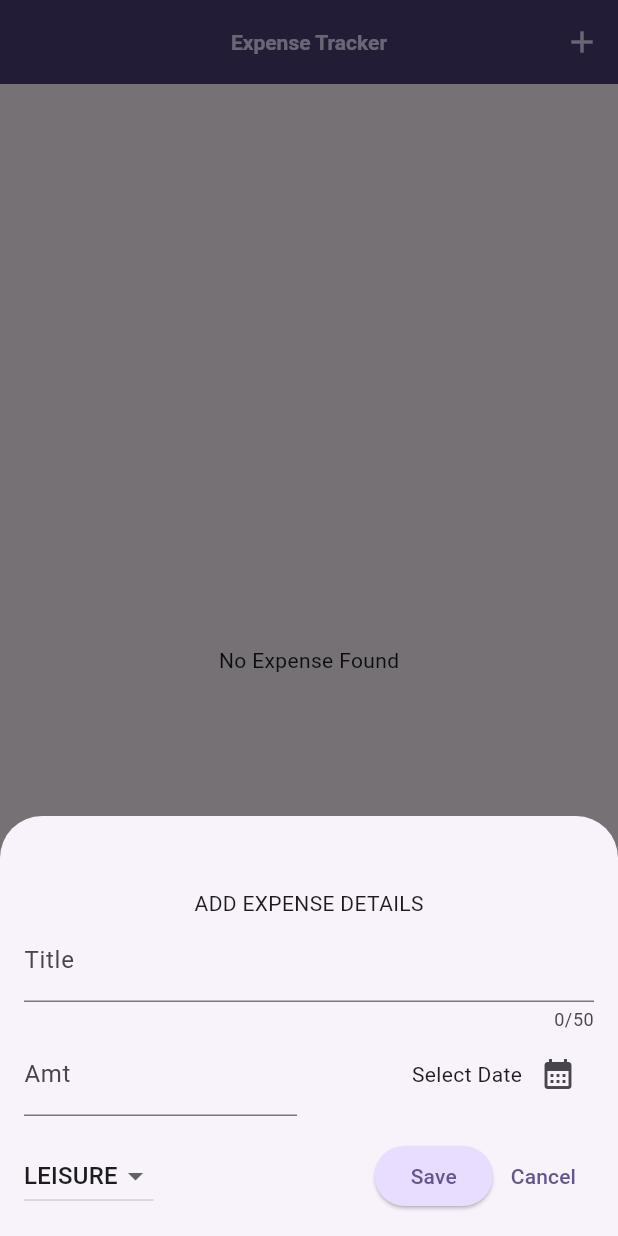
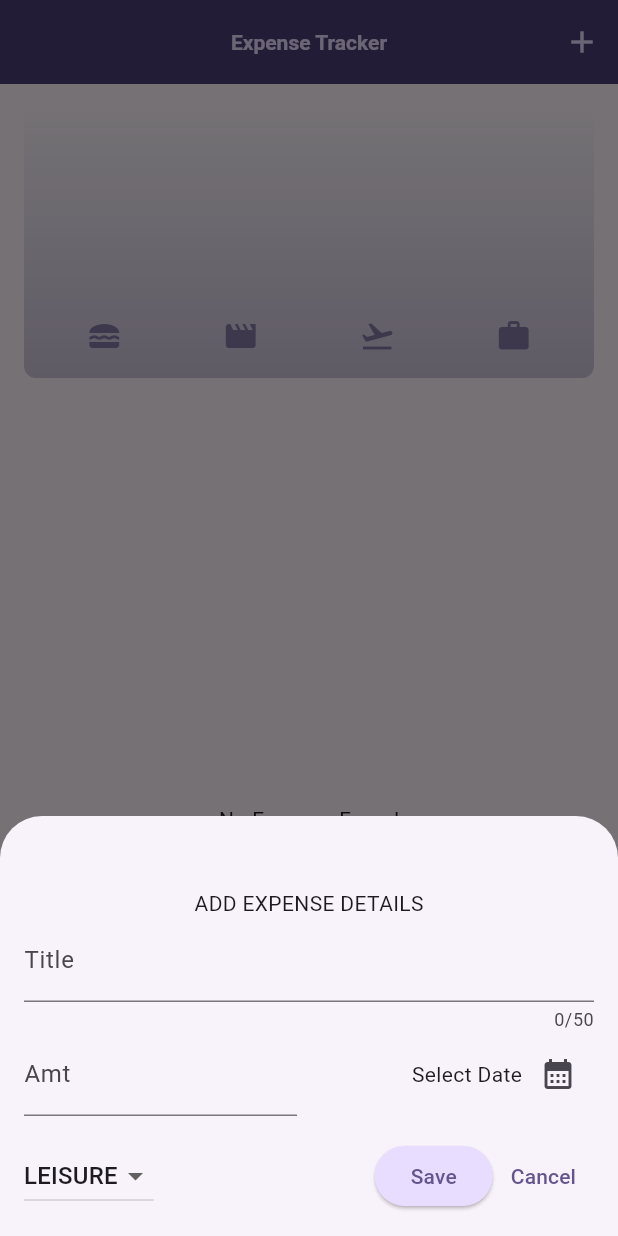
Before and after one commit to Jangle-Parth/Expense-Tracker, a Flutter app: the screen it shows after launch, after a tap on the "add" icon, on a phone screen of 412 x 824 dp. Run offline on Flutter 3.47's test engine with Material 3 defaults, Android fonts, the phone set to English and light mode, and no system bars.

Commit message:
Added Chart Widget to Display Category wise Expense

```diff
--- a/lib/models/expense.dart
+++ b/lib/models/expense.dart
@@ -31,3 +31,25 @@ class Expense {
     return formatter.format(date);
   }
 }
+
+class ExpenseBucket {
+  const ExpenseBucket({
+    required this.category,
+    required this.expenses,
+  });
+// alternate constructor
+  ExpenseBucket.forCategory(List<Expense> allExpenses, this.category)
+      : expenses = allExpenses
+            .where((expense) => expense.category == category)
+            .toList();
+  final Category category;
+  final List<Expense> expenses;
+
+  double get totalExpenses {
+    double sum = 0;
+    for (final expense in expenses) {
+      sum += expense.amount;
+    }
+    return sum;
+  }
+}
--- /dev/null
+++ b/lib/widget/chart/chart.dart
@@ -0,0 +1,94 @@
+import 'package:expense_tracker/widget/chart/chart_bar.dart';
+import 'package:flutter/material.dart';
+import 'package:expense_tracker/models/expense.dart';
+
+class Chart extends StatelessWidget {
+  const Chart({super.key, required this.expenses});
+
+  final List<Expense> expenses;
+
+  List<ExpenseBucket> get buckets {
+    return [
+      ExpenseBucket.forCategory(expenses, Category.food),
+      ExpenseBucket.forCategory(expenses, Category.leisure),
+      ExpenseBucket.forCategory(expenses, Category.travel),
+      ExpenseBucket.forCategory(expenses, Category.work),
+    ];
+  }
+
+  double get maxTotalExpense {
+    double maxTotalExpense = 0;
+
+    for (final bucket in buckets) {
+      if (bucket.totalExpenses > maxTotalExpense) {
+        maxTotalExpense = bucket.totalExpenses;
+      }
+    }
+
+    return maxTotalExpense;
+  }
+
+  @override
+  Widget build(BuildContext context) {
+    final isDarkMode =
+        MediaQuery.of(context).platformBrightness == Brightness.dark;
+    return Container(
+      margin: const EdgeInsets.all(16),
+      padding: const EdgeInsets.symmetric(
+        vertical: 16,
+        horizontal: 8,
+      ),
+      width: double.infinity,
+      height: 180,
+      decoration: BoxDecoration(
+        borderRadius: BorderRadius.circular(8),
+        gradient: LinearGradient(
+          colors: [
+            Theme.of(context).colorScheme.primary.withOpacity(0.3),
+            Theme.of(context).colorScheme.primary.withOpacity(0.0)
+          ],
+          begin: Alignment.bottomCenter,
+          end: Alignment.topCenter,
+        ),
+      ),
+      child: Column(
+        children: [
+          Expanded(
+            child: Row(
+              crossAxisAlignment: CrossAxisAlignment.end,
+              children: [
+                for (final bucket in buckets) // alternative to map()
+                  ChartBar(
+                    fill: bucket.totalExpenses == 0
+                        ? 0
+                        : bucket.totalExpenses / maxTotalExpense,
+                  )
+              ],
+            ),
+          ),
+          const SizedBox(height: 12),
+          Row(
+            children: buckets
+                .map(
+                  (bucket) => Expanded(
+                    child: Padding(
+                      padding: const EdgeInsets.symmetric(horizontal: 4),
+                      child: Icon(
+                        categoryIcons[bucket.category],
+                        color: isDarkMode
+                            ? Theme.of(context).colorScheme.secondary
+                            : Theme.of(context)
+                                .colorScheme
+                                .primary
+                                .withOpacity(0.7),
+                      ),
+                    ),
+                  ),
+                )
+                .toList(),
+          )
+        ],
+      ),
+    );
+  }
+}
--- /dev/null
+++ b/lib/widget/chart/chart_bar.dart
@@ -0,0 +1,34 @@
+import 'package:flutter/material.dart';
+
+class ChartBar extends StatelessWidget {
+  const ChartBar({
+    super.key,
+    required this.fill,
+  });
+
+  final double fill;
+
+  @override
+  Widget build(BuildContext context) {
+    final isDarkMode =
+        MediaQuery.of(context).platformBrightness == Brightness.dark;
+    return Expanded(
+      child: Padding(
+        padding: const EdgeInsets.symmetric(horizontal: 4),
+        child: FractionallySizedBox(
+          heightFactor: fill,
+          child: DecoratedBox(
+            decoration: BoxDecoration(
+              shape: BoxShape.rectangle,
+              borderRadius:
+                  const BorderRadius.vertical(top: Radius.circular(8)),
+              color: isDarkMode
+                  ? Theme.of(context).colorScheme.secondary
+                  : Theme.of(context).colorScheme.primary.withOpacity(0.65),
+            ),
+          ),
+        ),
+      ),
+    );
+  }
+}
--- a/lib/widget/expenses.dart
+++ b/lib/widget/expenses.dart
@@ -1,4 +1,5 @@
 import 'package:expense_tracker/models/expense.dart';
+import 'package:expense_tracker/widget/chart/chart.dart';
 import 'package:expense_tracker/widget/expenses_list/expenses_list.dart';
 import 'package:expense_tracker/widget/new_expense.dart';
 import 'package:flutter/material.dart';
@@ -87,6 +88,7 @@ class _ExpensesState extends State<Expenses> {
       ),
       body: Column(
         children: [
+          Chart(expenses: _registeredExpenses),
           Expanded(child: mainContent),
         ],
       ),
```
